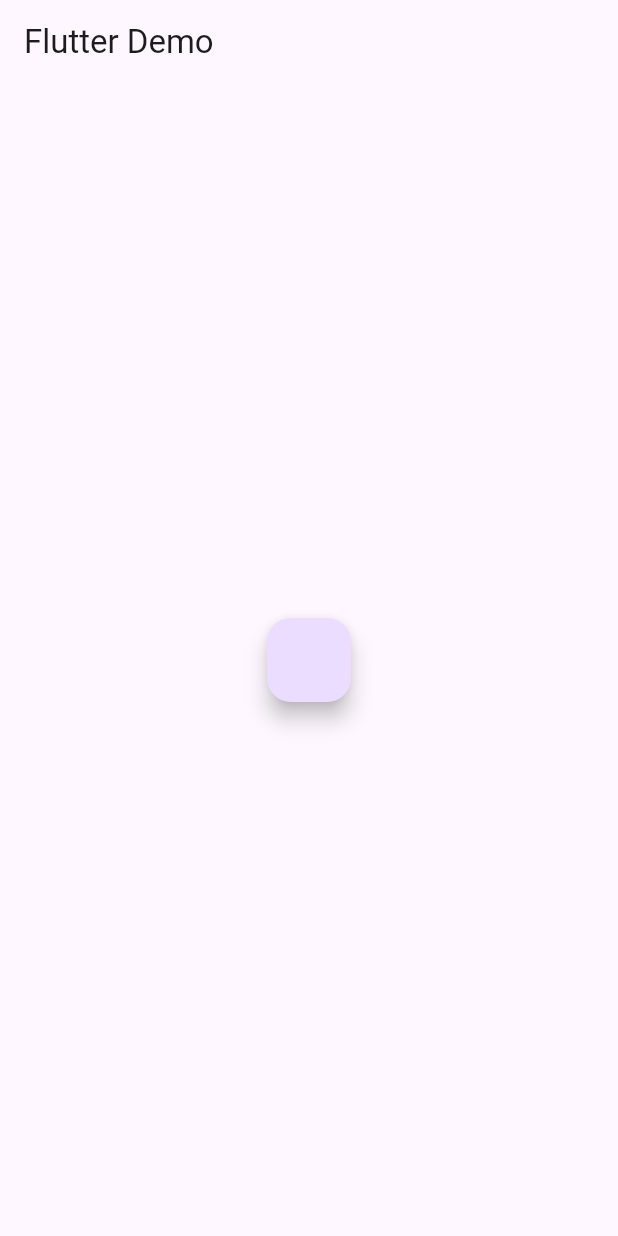
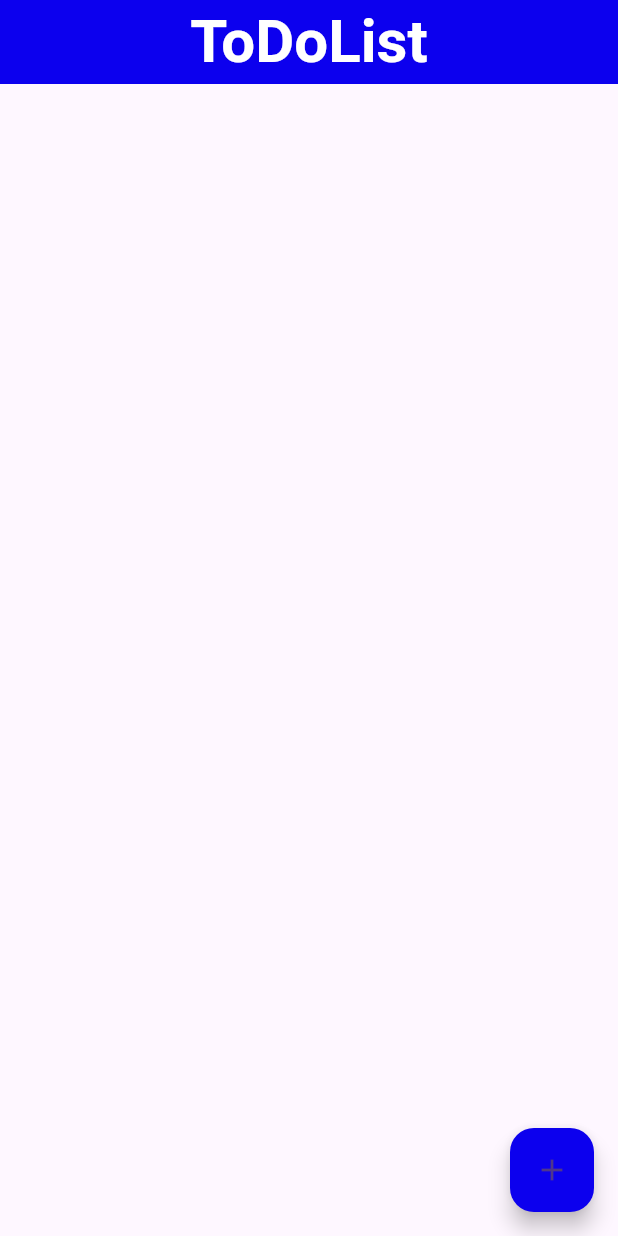
Before and after one commit to luongmanh1603/app_mobile, a Flutter app: the screen it shows after launch, on a phone screen of 412 x 824 dp. Run offline on Flutter 3.47's test engine with Material 3 defaults, Android fonts, the phone set to English and light mode, and no system bars; missing offline and left inert: confirm_dialog.

Commit message:
App ToDoList

```diff
--- a/lib/main.dart
+++ b/lib/main.dart
@@ -1,61 +1,90 @@
+
 import 'package:flutter/material.dart';
+import 'package:flutter_demo/models/task.dart';
+import 'package:flutter_demo/widget/cart_body.dart';
+import 'package:flutter_demo/widget/model_bottom.dart';
 
-void main() {
-
+void main(List<String> args) {
   runApp(MaterialApp(
-    home: SafeArea(
-      child: Scaffold(
-        appBar: AppBar(
-          title: const Text('Flutter Demo'),
-        ),
-        body: Center(
-          child: MyStatefulsWidget(false),
-        ),
-      ),
-      ),
     debugShowCheckedModeBanner: false,
+    home: MyApp(),
   ));
 }
-class MyStatelessWidget extends StatelessWidget {
-  late final bool loading;
 
-  MyStatelessWidget(this.loading);
- @override
- Widget build(BuildContext context) {
-  //  if (loading) {
-  //    return const CircularProgressIndicator();
-  //  } else {
-  //    return const Text('Hello World');
-  //  }
-  return loading ? const CircularProgressIndicator() : const Text('Hello World');
- }
-}
-class MyStatefulsWidget extends StatefulWidget {
-  late final bool loading;
-  MyStatefulsWidget(this.loading);
+class MyApp extends StatefulWidget {
+   MyApp({super.key});
+
   @override
-  State<MyStatefulsWidget> createState() {
-    return _MyStatefulsWidgetState();
-  }
+  State<MyApp> createState() => _MyAppState();
 }
 
-class _MyStatefulsWidgetState extends State<MyStatefulsWidget> {
-  late bool _localLoading;
-  @override
-  void initState() {
-    // TODO: implement initState
-    _localLoading = widget.loading;
+class _MyAppState extends State<MyApp> {
+  final List<Task> tasks = [];
+
+  void _handleAddTask(String task) {
+    final newTask = Task(id: tasks.length + 1, title: task);
+    if (task.isEmpty) {
+      return;
+    }
+    setState(() {
+      tasks.add(newTask);
+    });
   }
-
-
+  void _handleDeleteTask(int id) {
+    setState(() {
+      tasks.removeWhere((task) => task.id == id);
+    });
+  }
 
   @override
   Widget build(BuildContext context) {
-   return _localLoading ? const CircularProgressIndicator() : FloatingActionButton(onPressed: onClick);
-  }
-  void onClick() {
-    setState(() {
-      _localLoading = true;
-    });
+    return Scaffold(
+      appBar: AppBar(
+        title: const Center(
+          child: Text(
+            'ToDoList',
+            style: TextStyle(
+              color: Color.fromARGB(255, 255, 255, 255),
+              fontSize: 40,
+              fontWeight: FontWeight.bold,
+           ),
+          ),
+        ),
+        backgroundColor: const Color.fromARGB(255, 12, 0, 238),
+        centerTitle: true,
+      ),
+      body: SingleChildScrollView(
+        padding: const EdgeInsets.symmetric(horizontal: 20, vertical: 40),
+        child: Column(
+          children: tasks.map((task) => CardBody(
+            task : task,
+            deleteTask: _handleDeleteTask,
+            index: tasks.indexOf(task),
+            )).toList(),
+        ),
+      ),
+      floatingActionButton: FloatingActionButton(
+          onPressed: () {
+            showModalBottomSheet(
+              shape: const RoundedRectangleBorder(
+                borderRadius: BorderRadius.only(
+                  topLeft: Radius.circular(20),
+                  topRight: Radius.circular(20),
+                ),
+              ),
+              isScrollControlled: true,
+              context: context,
+              builder: (BuildContext content) {
+                return ModalBottom(addTask: _handleAddTask);
+
+              }
+            );
+          },
+          backgroundColor: const Color.fromARGB(255, 12, 0, 238),
+          child:  const Icon(
+            Icons.add
+            ),
+      ),
+    );
   }
 }
--- /dev/null
+++ b/lib/models/task.dart
@@ -0,0 +1,9 @@
+class Task {
+  late final int id;
+  late final String title;
+  Task({
+    required this.id,
+    required this.title,
+  });
+
+}
--- a/pubspec.yaml
+++ b/pubspec.yaml
@@ -38,6 +38,7 @@ dependencies:
   # Use with the CupertinoIcons class for iOS style icons.
   cupertino_icons: ^1.0.8
   flutter_svg: ^2.0.10+1
+  confirm_dialog: ^1.0.3
 
 dev_dependencies:
   flutter_test:
```
Also changed, not shown: lib/widget/cart_body.dart (added, +60 -0 lines), lib/widget/model_bottom.dart (added, +54 -0 lines), pubspec.lock.
